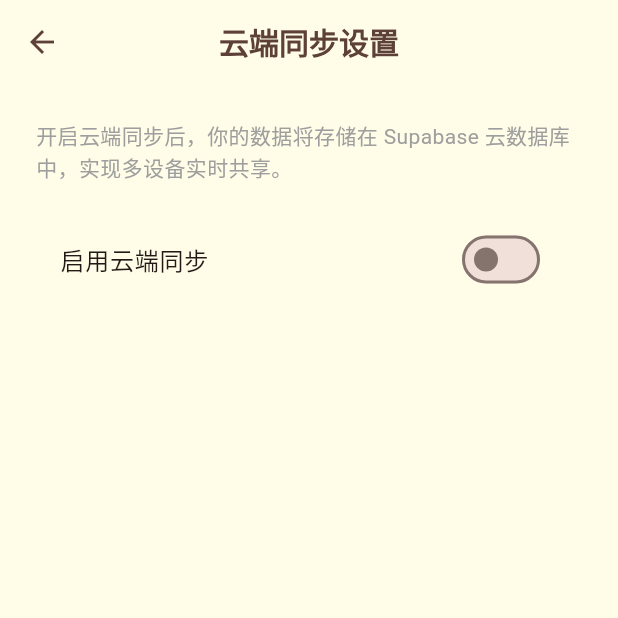
After one commit to Juny09/pet_care, a Flutter app: the screen it shows after launch, after a tap on the "cloud sync" icon, on a phone screen of 412 x 824 dp, the top half of it. The commit adds this screen. Run offline on Flutter 3.47's test engine with Material 3 defaults, Android fonts, the phone set to English and light mode, and no system bars; our stand-ins replace shared_preferences, supabase_flutter; accounts and stored records are empty.

Commit message:
feat: add cloud sync with supabase

```diff
--- /dev/null
+++ b/lib/cloud_service.dart
@@ -0,0 +1,210 @@
+import 'package:flutter/material.dart';
+import 'package:shared_preferences/shared_preferences.dart';
+import 'package:supabase_flutter/supabase_flutter.dart';
+import 'package:url_launcher/url_launcher.dart';
+
+/// 云端服务类 (封装 Supabase)
+class CloudService {
+  static const String kSupabaseUrlKey = 'supabase_url';
+  static const String kSupabaseAnonKeyKey = 'supabase_key';
+  static const String kUseCloudKey = 'use_cloud';
+
+  static SupabaseClient? _client;
+  static bool _isInitialized = false;
+
+  /// 获取客户端实例
+  static SupabaseClient? get client => _client;
+
+  /// 是否启用云端
+  static bool get isEnabled => _isInitialized && _client != null;
+
+  /// 初始化
+  static Future<void> init() async {
+    final prefs = await SharedPreferences.getInstance();
+    final url = prefs.getString(kSupabaseUrlKey);
+    final key = prefs.getString(kSupabaseAnonKeyKey);
+    final useCloud = prefs.getBool(kUseCloudKey) ?? false;
+
+    if (useCloud && url != null && url.isNotEmpty && key != null && key.isNotEmpty) {
+      try {
+        await Supabase.initialize(url: url, anonKey: key);
+        _client = Supabase.instance.client;
+        _isInitialized = true;
+        debugPrint('Supabase initialized successfully');
+      } catch (e) {
+        debugPrint('Supabase initialization failed: $e');
+        _isInitialized = false;
+        // 如果初始化失败，可能 key 错了，暂时降级为本地模式
+      }
+    }
+  }
+
+  /// 保存配置并重启
+  static Future<void> saveConfig(String url, String key) async {
+    final prefs = await SharedPreferences.getInstance();
+    await prefs.setString(kSupabaseUrlKey, url.trim());
+    await prefs.setString(kSupabaseAnonKeyKey, key.trim());
+    await prefs.setBool(kUseCloudKey, true);
+    // 注意：Supabase SDK 不支持热重载配置，通常需要重启 App 或重新初始化
+    // 这里我们尝试重新初始化
+    try {
+      // 如果已经初始化过，dispose旧的? Supabase.instance.dispose() 暂无公开API
+      // 简单处理：提示用户重启 App
+    } catch (e) {
+      debugPrint('Error saving config: $e');
+    }
+  }
+
+  /// 关闭云端模式
+  static Future<void> disableCloud() async {
+    final prefs = await SharedPreferences.getInstance();
+    await prefs.setBool(kUseCloudKey, false);
+    _isInitialized = false;
+    _client = null;
+  }
+}
+
+/// 云端设置页面
+class CloudSettingsPage extends StatefulWidget {
+  const CloudSettingsPage({super.key});
+
+  @override
+  State<CloudSettingsPage> createState() => _CloudSettingsPageState();
+}
+
+class _CloudSettingsPageState extends State<CloudSettingsPage> {
+  final _urlController = TextEditingController();
+  final _keyController = TextEditingController();
+  bool _useCloud = false;
+
+  @override
+  void initState() {
+    super.initState();
+    _loadConfig();
+  }
+
+  Future<void> _loadConfig() async {
+    final prefs = await SharedPreferences.getInstance();
+    setState(() {
+      _urlController.text = prefs.getString(CloudService.kSupabaseUrlKey) ?? '';
+      _keyController.text = prefs.getString(CloudService.kSupabaseAnonKeyKey) ?? '';
+      _useCloud = prefs.getBool(CloudService.kUseCloudKey) ?? false;
+    });
+  }
+
+  Future<void> _save() async {
+    if (_useCloud) {
+      if (_urlController.text.isEmpty || _keyController.text.isEmpty) {
+        ScaffoldMessenger.of(context).showSnackBar(
+          const SnackBar(content: Text('请填写完整的 URL 和 Key')),
+        );
+        return;
+      }
+      await CloudService.saveConfig(_urlController.text, _keyController.text);
+      if (mounted) {
+        ScaffoldMessenger.of(context).showSnackBar(
+          const SnackBar(content: Text('配置已保存，请重启 App 以生效')),
+        );
+      }
+    } else {
+      await CloudService.disableCloud();
+      if (mounted) {
+        ScaffoldMessenger.of(context).showSnackBar(
+          const SnackBar(content: Text('已切换回本地模式，请重启 App')),
+        );
+      }
+    }
+  }
+
+  @override
+  Widget build(BuildContext context) {
+    return Scaffold(
+      appBar: AppBar(title: const Text('云端同步设置')),
+      body: ListView(
+        padding: const EdgeInsets.all(24),
+        children: [
+          const Text(
+            '开启云端同步后，你的数据将存储在 Supabase 云数据库中，实现多设备实时共享。',
+            style: TextStyle(color: Colors.grey),
+          ),
+          const SizedBox(height: 24),
+          SwitchListTile(
+            title: const Text('启用云端同步'),
+            value: _useCloud,
+            onChanged: (val) {
+              setState(() {
+                _useCloud = val;
+              });
+            },
+          ),
+          if (_useCloud) ...[
+            const SizedBox(height: 24),
+            TextField(
+              controller: _urlController,
+              decoration: const InputDecoration(
+                labelText: 'Supabase URL',
+                hintText: 'https://xyz.supabase.co',
+                border: OutlineInputBorder(),
+              ),
+            ),
+            const SizedBox(height: 16),
+            TextField(
+              controller: _keyController,
+              decoration: const InputDecoration(
+                labelText: 'Supabase Anon Key',
+                hintText: 'eyJxh...',
+                border: OutlineInputBorder(),
+              ),
+              maxLines: 3,
+            ),
+            const SizedBox(height: 24),
+            ElevatedButton(
+              onPressed: _save,
+              child: const Text('保存并应用'),
+            ),
+            const SizedBox(height: 32),
+            const Divider(),
+            const Text(
+              '如何获取配置？',
+              style: TextStyle(fontSize: 16, fontWeight: FontWeight.bold),
+            ),
+            const SizedBox(height: 8),
+            const Text('1. 访问 supabase.com 并注册账号'),
+            const Text('2. 创建一个新 Project'),
+            const Text('3. 在 Project Settings -> API 中找到 URL 和 Anon Key'),
+            const Text('4. 在 SQL Editor 中运行以下建表语句：'),
+            const SizedBox(height: 8),
+            Container(
+              padding: const EdgeInsets.all(12),
+              color: Colors.grey[200],
+              child: const SelectableText('''
+-- 创建宠物表
+create table public.pets (
+  id text primary key,
+  name text not null,
+  type text not null,
+  created_at timestamp with time zone default timezone('utc'::text, now()) not null
+);
+
+-- 创建事项表
+create table public.events (
+  id text primary key,
+  pet_id text not null,
+  type integer not null,
+  date_time timestamp with time zone not null,
+  note text,
+  is_done boolean default false,
+  created_at timestamp with time zone default timezone('utc'::text, now()) not null
+);
+
+-- 开启实时监听 (重要)
+alter publication supabase_realtime add table pets;
+alter publication supabase_realtime add table events;
+              '''),
+            ),
+          ],
+        ],
+      ),
+    );
+  }
+}
--- a/lib/main.dart
+++ b/lib/main.dart
@@ -2,7 +2,9 @@ import 'dart:convert';
 import 'package:flutter/material.dart';
 import 'package:flutter/services.dart';
 import 'package:shared_preferences/shared_preferences.dart';
+import 'package:supabase_flutter/supabase_flutter.dart';
 import 'package:intl/intl.dart';
+import 'cloud_service.dart';
 
 // ---------------------------------------------------------------------------
 // 🎨 配色方案 (Color Palette)
@@ -160,6 +162,21 @@ class StorageService {
 
   /// 获取所有宠物
   static Future<List<Pet>> getPets() async {
+    // 优先从云端获取
+    if (CloudService.isEnabled) {
+      try {
+        final data = await CloudService.client!
+            .from('pets')
+            .select()
+            .order('created_at', ascending: true);
+        final List<dynamic> list = data;
+        return list.map((e) => Pet.fromJson(e)).toList();
+      } catch (e) {
+        debugPrint('Cloud fetch error: $e');
+        // Fallback to local? For now, return empty or handle error
+      }
+    }
+
     final prefs = await SharedPreferences.getInstance();
     final String? petsString = prefs.getString(kPetsKey);
 
@@ -190,15 +207,30 @@ class StorageService {
 
   /// 保存宠物列表
   static Future<void> savePets(List<Pet> pets) async {
+    // 本地保存
     final prefs = await SharedPreferences.getInstance();
     final String petsString = jsonEncode(pets.map((e) => e.toJson()).toList());
     await prefs.setString(kPetsKey, petsString);
+
+    // 云端同步
+    if (CloudService.isEnabled) {
+      try {
+        // 全量同步策略：upsert
+        for (var pet in pets) {
+          await CloudService.client!.from('pets').upsert(pet.toJson());
+        }
+        // 注意：删除操作需要单独处理，这里暂不处理删除同步的复杂逻辑
+      } catch (e) {
+        debugPrint('Cloud save error: $e');
+      }
+    }
   }
 
   /// 添加宠物
   static Future<void> addPet(Pet pet) async {
     final pets = await getPets();
     pets.add(pet);
+    // 这里调用 savePets 会处理云端同步
     await savePets(pets);
   }
 
@@ -227,10 +259,52 @@ class StorageService {
       );
     }
     await savePets(pets);
+
+    // 云端删除
+    if (CloudService.isEnabled) {
+      try {
+        await CloudService.client!.from('pets').delete().eq('id', petId);
+      } catch (e) {
+        debugPrint('Cloud delete error: $e');
+      }
+    }
   }
 
   /// 获取所有事项
   static Future<List<CareEvent>> getEvents() async {
+    // 云端优先
+    if (CloudService.isEnabled) {
+      try {
+        // 只获取最近30天的记录，避免数据量过大? 暂时全部获取
+        final data = await CloudService.client!
+            .from('events')
+            .select()
+            .order('date_time', ascending: false);
+        final List<dynamic> list = data;
+        return list.map((e) {
+          // Supabase 返回的 key 是下划线风格? 不，我们存的时候用的 toJson 是驼峰?
+          // 修正：我们应该在 toJson/fromJson 处理风格，或者让 Supabase 存 JSONB
+          // 但为了简单，我们让 Supabase 存普通字段。
+          // 我们的 toJson: {'id': id, 'petId': petId ...}
+          // Supabase 建表时字段名如果是 snake_case，我们需要映射。
+          // 假设建表时用了 "pet_id", "date_time", "is_done"。
+
+          // 简单起见，我们在 CloudService 建表 SQL 里用 snake_case，
+          // 这里做映射。
+          return CareEvent(
+            id: e['id'],
+            petId: e['pet_id'] ?? e['petId'] ?? '',
+            type: EventType.values[e['type']],
+            dateTime: DateTime.parse(e['date_time'] ?? e['dateTime']),
+            note: e['note'] ?? '',
+            isDone: e['is_done'] ?? e['isDone'] ?? false,
+          );
+        }).toList();
+      } catch (e) {
+        debugPrint('Cloud events fetch error: $e');
+      }
+    }
+
     final prefs = await SharedPreferences.getInstance();
     final String? eventsString = prefs.getString(kEventsKey);
     if (eventsString == null) return [];
@@ -238,12 +312,12 @@ class StorageService {
     final List<dynamic> jsonList = jsonDecode(eventsString);
     var events = jsonList.map((e) => CareEvent.fromJson(e)).toList();
 
-    // 数据迁移：如果旧事件没有 petId，分配给第一个宠物
+    // 数据迁移
     final pets = await getPets();
     if (pets.isNotEmpty) {
       for (var event in events) {
         if (event.petId.isEmpty) {
-          // 这里的注释解释了为什么不做实际修改，仅供理解
+          // compatible
         }
       }
     }
@@ -253,6 +327,7 @@ class StorageService {
 
   /// 保存事项列表
   static Future<void> saveEvents(List<CareEvent> events) async {
+    // 本地保存
     final prefs = await SharedPreferences.getInstance();
     final String eventsString = jsonEncode(
       events.map((e) => e.toJson()).toList(),
@@ -262,18 +337,55 @@ class StorageService {
 
   /// 添加新事项
   static Future<void> addEvent(CareEvent event) async {
-    final events = await getEvents();
+    // 1. 本地保存
+    final events = await getEvents(); // 注意：如果开启云端，这里拿到的是云端数据
     events.add(event);
-    await saveEvents(events);
+    await saveEvents(events); // 本地存一份备份
+
+    // 2. 云端保存
+    if (CloudService.isEnabled) {
+      try {
+        // 映射字段到 snake_case
+        final data = {
+          'id': event.id,
+          'pet_id': event.petId,
+          'type': event.type.index,
+          'date_time': event.dateTime.toIso8601String(),
+          'note': event.note,
+          'is_done': event.isDone,
+        };
+        await CloudService.client!.from('events').insert(data);
+      } catch (e) {
+        debugPrint('Cloud add event error: $e');
+      }
+    }
   }
 
-  /// 更新事项 (例如切换完成状态)
+  /// 更新事项
   static Future<void> updateEvent(CareEvent updatedEvent) async {
+    // 1. 本地
     final events = await getEvents();
     final index = events.indexWhere((e) => e.id == updatedEvent.id);
     if (index != -1) {
       events[index] = updatedEvent;
       await saveEvents(events);
+    }
+
+    // 2. 云端
+    if (CloudService.isEnabled) {
+      try {
+        final data = {
+          'id': updatedEvent.id,
+          'pet_id': updatedEvent.petId,
+          'type': updatedEvent.type.index,
+          'date_time': updatedEvent.dateTime.toIso8601String(),
+          'note': updatedEvent.note,
+          'is_done': updatedEvent.isDone,
+        };
+        await CloudService.client!.from('events').upsert(data);
+      } catch (e) {
+        debugPrint('Cloud update event error: $e');
+      }
     }
   }
 
@@ -320,7 +432,9 @@ class StorageService {
 // 🚀 主入口 (Main Entry)
 // ---------------------------------------------------------------------------
 
-void main() {
+void main() async {
+  WidgetsFlutterBinding.ensureInitialized();
+  await CloudService.init();
   runApp(const PetCareApp());
 }
 
@@ -391,6 +505,38 @@ class _HomePageState extends State<HomePage> {
   void initState() {
     super.initState();
     _loadData();
+    _initRealtimeSubscription();
+  }
+
+  void _initRealtimeSubscription() {
+    if (CloudService.isEnabled) {
+      // 监听事项表变更
+      CloudService.client!
+          .channel('public:events')
+          .onPostgresChanges(
+            event: PostgresChangeEvent.all,
+            schema: 'public',
+            table: 'events',
+            callback: (payload) {
+              debugPrint('Realtime update received: ${payload.toString()}');
+              _loadData();
+            },
+          )
+          .subscribe();
+
+      // 监听宠物表变更
+      CloudService.client!
+          .channel('public:pets')
+          .onPostgresChanges(
+            event: PostgresChangeEvent.all,
+            schema: 'public',
+            table: 'pets',
+            callback: (payload) {
+              _loadData();
+            },
+          )
+          .subscribe();
+    }
   }
 
   /// 加载数据
@@ -507,6 +653,18 @@ class _HomePageState extends State<HomePage> {
                     icon: const Icon(Icons.share),
                     tooltip: '分享今日日报',
                     onPressed: _shareDailySummary,
+                  ),
+                  IconButton(
+                    icon: const Icon(Icons.cloud_sync),
+                    tooltip: '云端同步设置',
+                    onPressed: () {
+                      Navigator.push(
+                        context,
+                        MaterialPageRoute(
+                          builder: (context) => const CloudSettingsPage(),
+                        ),
+                      );
+                    },
                   ),
                   IconButton(
                     icon: const Icon(Icons.settings_rounded),
--- a/pubspec.yaml
+++ b/pubspec.yaml
@@ -36,6 +36,7 @@ dependencies:
   cupertino_icons: ^1.0.8
   shared_preferences: ^2.5.4
   intl: ^0.20.2
+  supabase_flutter: ^2.12.0
 
 dev_dependencies:
   flutter_test:
```
Also changed, not shown: pubspec.lock, 3 other files.
